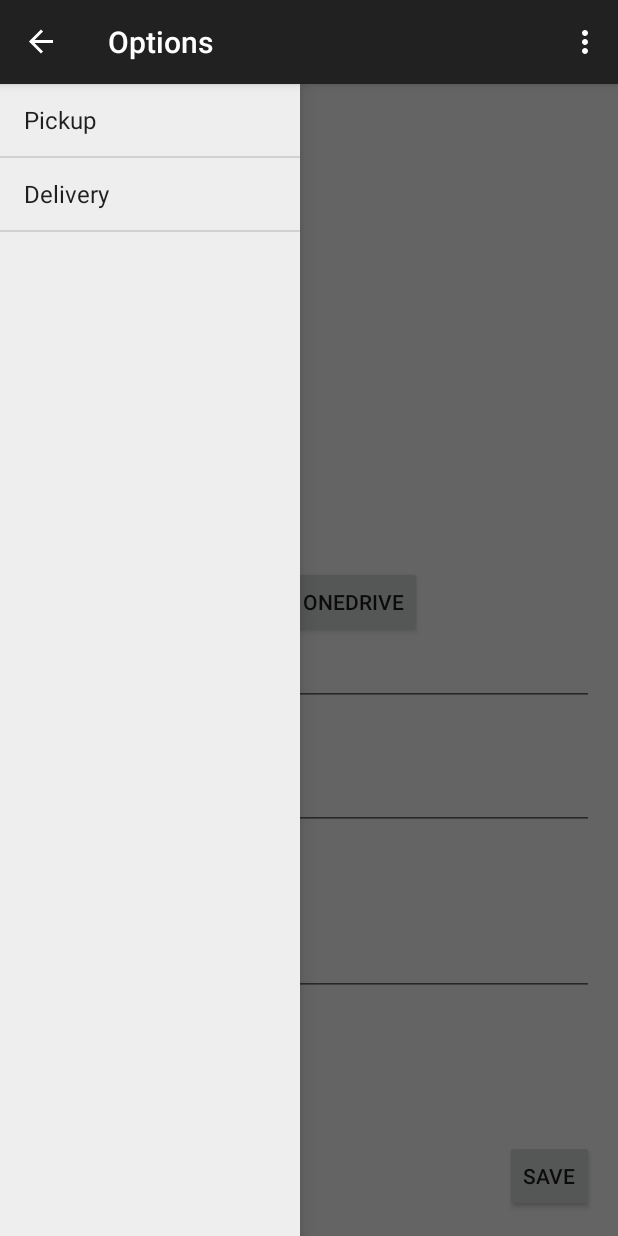
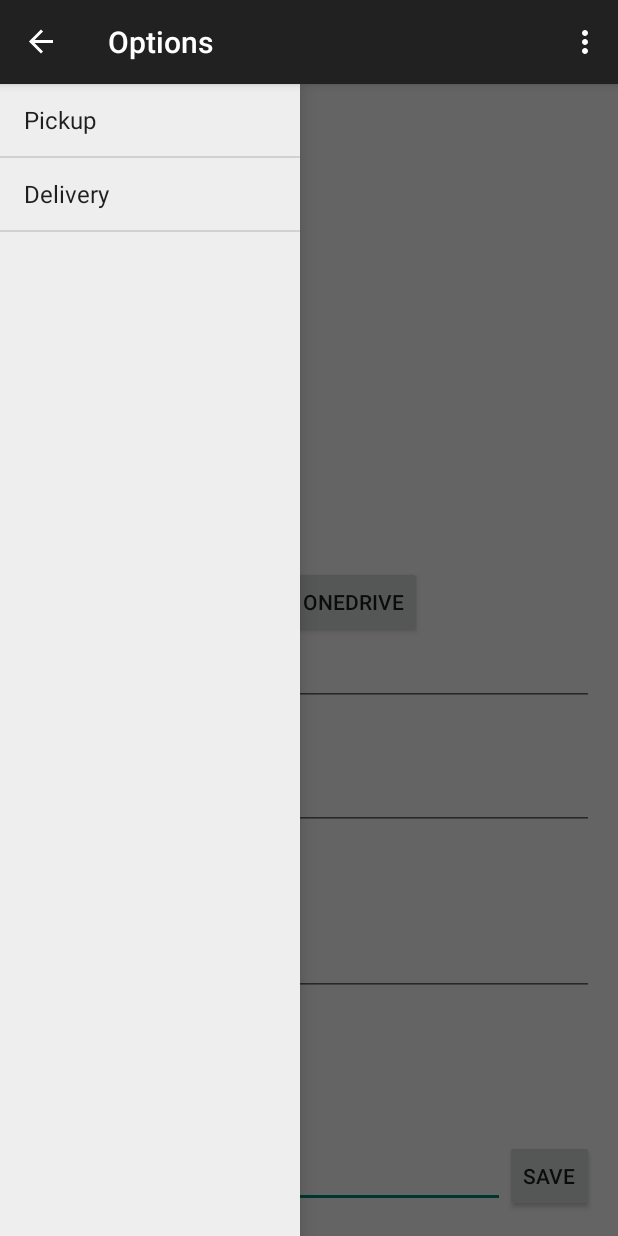
Before and after one commit to michaelgu95/HITS-Order-Tracking-, an Android app: the DeliveryActivity screen opened directly, with no data from a screen before it, with the side drawer open, on a phone screen of 412 x 824 dp. Run offline under Robolectric (Android 15) with nearby library versions, the phone set to English and light mode, and no system bars; libraries missing offline, so code that uses them is left out: com.microsoft.onedrivesdk; plain views replace SignaturePad; 2 statements that could not run were skipped.

Commit message:
fixed text field alignment

```diff
--- a/HITS2/app/src/main/AndroidManifest.xml
+++ b/HITS2/app/src/main/AndroidManifest.xml
@@ -6,6 +6,7 @@
     <uses-permission android:name="android.permission.WRITE_EXTERNAL_STORAGE" />
     <uses-permission android:name="android.permission.INTERACT_ACROSS_USERS_FULL" />
     <uses-permission android:name="android.permission.READ_EXTERNAL_STORAGE" />
+    <uses-permission android:name="ANDROID.PERMISSION.ACCESS_NETWORK_STATE" />
 
     <application
         android:allowBackup="true"
--- a/HITS2/app/src/main/java/com/example/michaelgu/hits2/PickupActivity.java
+++ b/HITS2/app/src/main/java/com/example/michaelgu/hits2/PickupActivity.java
@@ -2,6 +2,7 @@ package com.example.michaelgu.hits2;
 
 
 import android.app.Activity;
+import android.content.BroadcastReceiver;
 import android.content.Context;
 import android.content.Intent;
 import android.content.res.Configuration;
@@ -12,6 +13,8 @@ import android.graphics.Color;
 import android.graphics.Paint;
 import android.graphics.Path;
 import android.graphics.RectF;
+import android.net.ConnectivityManager;
+import android.net.NetworkInfo;
 import android.net.Uri;
 import android.os.AsyncTask;
 import android.os.Environment;
@@ -61,6 +64,7 @@ public class PickupActivity extends ActionBarActivity {
     private DrawerLayout mDrawerLayout;
     private String mActivityTitle;
     private Calendar mCalendar;
+
 
     @Override
     protected void onCreate(Bundle savedInstanceState) {
--- a/HITS2/app/src/main/res/layout/activity_delivery.xml
+++ b/HITS2/app/src/main/res/layout/activity_delivery.xml
@@ -71,7 +71,7 @@
             android:textAppearance="?android:attr/textAppearanceLarge"
             android:text="@string/email"
             android:id="@+id/email_holder"
-            android:layout_alignBottom="@+id/editEmail"
+            android:layout_alignTop="@+id/saveButton"
             android:layout_alignRight="@+id/received_from"
             android:layout_alignEnd="@+id/received_from" />
 
@@ -81,11 +81,11 @@
             android:inputType="textEmailAddress"
             android:ems="10"
             android:id="@+id/editEmail"
-            android:layout_above="@+id/saveButton"
-            android:layout_alignRight="@+id/signature_pad"
-            android:layout_alignEnd="@+id/signature_pad"
+            android:layout_alignTop="@+id/email_holder"
             android:layout_alignLeft="@+id/editName"
-            android:layout_alignStart="@+id/editName" />
+            android:layout_alignStart="@+id/editName"
+            android:layout_toLeftOf="@+id/saveButton"
+            android:layout_toStartOf="@+id/saveButton" />
 
         <Button
             style="?android:attr/buttonStyleSmall"
```
Also changed, not shown: HITS2/app/src/main/res/layout/activity_pickup.xml (+5 -5 lines).
